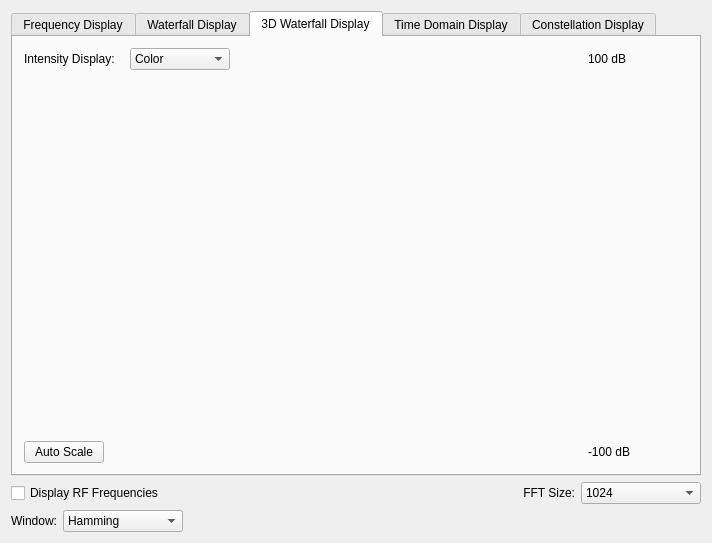
ZakyHermawan/gnuradio, file gr-qtgui/src/lib/spectrumdisplayform.ui: the form before one commit.
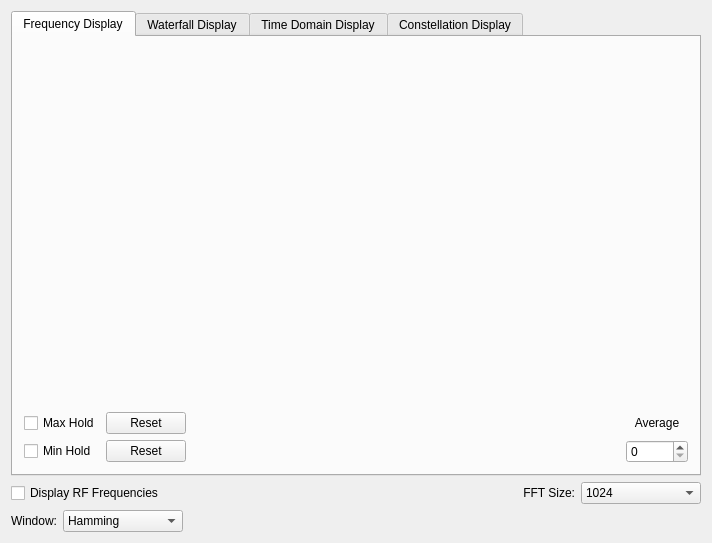
The form after the commit. The open tabs and pages were chosen to show the change. Custom widgets are drawn as their Qt base class.

Commit message: Removing Waterfall3DPlot. The qwt_plot3d is too much of a hassle to deal with and the plotting is not that stable even when it does work. This does not change the API.

Patch:
```diff
--- a/gr-qtgui/src/lib/spectrumdisplayform.ui
+++ b/gr-qtgui/src/lib/spectrumdisplayform.ui
@@ -467,190 +467,6 @@
        </item>
       </layout>
      </widget>
-     <widget class="QWidget" name="Waterfall3DPage">
-      <attribute name="title">
-       <string>3D Waterfall Display</string>
-      </attribute>
-      <layout class="QGridLayout" name="gridLayout_6">
-       <item row="0" column="0">
-        <widget class="QLabel" name="textLabel1_2">
-         <property name="minimumSize">
-          <size>
-           <width>0</width>
-           <height>0</height>
-          </size>
-         </property>
-         <property name="maximumSize">
-          <size>
-           <width>100</width>
-           <height>16777215</height>
-          </size>
-         </property>
-         <property name="text">
-          <string>Intensity Display:</string>
-         </property>
-         <property name="wordWrap">
-          <bool>false</bool>
-         </property>
-        </widget>
-       </item>
-       <item row="0" column="1">
-        <widget class="QComboBox" name="Waterfall3DIntensityComboBox">
-         <property name="maximumSize">
-          <size>
-           <width>100</width>
-           <height>16777215</height>
-          </size>
-         </property>
-         <item>
-          <property name="text">
-           <string>Color</string>
-          </property>
-         </item>
-         <item>
-          <property name="text">
-           <string>White Hot</string>
-          </property>
-         </item>
-         <item>
-          <property name="text">
-           <string>Black Hot</string>
-          </property>
-         </item>
-         <item>
-          <property name="text">
-           <string>Incandescent</string>
-          </property>
-         </item>
-         <item>
-          <property name="text">
-           <string>User Defined</string>
-          </property>
-         </item>
-        </widget>
-       </item>
-       <item row="0" column="2">
-        <widget class="QwtWheel" name="Waterfall3DMaximumIntensityWheel">
-         <property name="minimumSize">
-          <size>
-           <width>200</width>
-           <height>0</height>
-          </size>
-         </property>
-         <property name="mouseTracking">
-          <bool>true</bool>
-         </property>
-         <property name="focusPolicy">
-          <enum>Qt::WheelFocus</enum>
-         </property>
-         <property name="valid">
-          <bool>true</bool>
-         </property>
-         <property name="totalAngle">
-          <double>200.000000000000000</double>
-         </property>
-         <property name="viewAngle">
-          <double>20.000000000000000</double>
-         </property>
-         <property name="mass">
-          <double>0.000000000000000</double>
-         </property>
-        </widget>
-       </item>
-       <item row="0" column="3">
-        <widget class="QLabel" name="Waterfall3DMaximumIntensityLabel">
-         <property name="maximumSize">
-          <size>
-           <width>100</width>
-           <height>16777215</height>
-          </size>
-         </property>
-         <property name="text">
-          <string>100 dB</string>
-         </property>
-         <property name="wordWrap">
-          <bool>false</bool>
-         </property>
-        </widget>
-       </item>
-       <item row="1" column="0" colspan="4">
-        <widget class="QFrame" name="Waterfall3DPlotDisplayFrame">
-         <property name="frameShape">
-          <enum>QFrame::NoFrame</enum>
-         </property>
-         <property name="frameShadow">
-          <enum>QFrame::Plain</enum>
-         </property>
-        </widget>
-       </item>
-       <item row="2" column="0" colspan="2">
-        <widget class="QPushButton" name="Waterfall3DAutoScaleBtn">
-         <property name="minimumSize">
-          <size>
-           <width>0</width>
-           <height>0</height>
-          </size>
-         </property>
-         <property name="maximumSize">
-          <size>
-           <width>80</width>
-           <height>16777215</height>
-          </size>
-         </property>
-         <property name="sizeIncrement">
-          <size>
-           <width>0</width>
-           <height>0</height>
-          </size>
-         </property>
-         <property name="toolTip">
-          <string>Scales the Intensity to the current data extremes.</string>
-         </property>
-         <property name="text">
-          <string>Auto Scale</string>
-         </property>
-        </widget>
-       </item>
-       <item row="2" column="2">
-        <widget class="QwtWheel" name="Waterfall3DMinimumIntensityWheel">
-         <property name="minimumSize">
-          <size>
-           <width>200</width>
-           <height>0</height>
-          </size>
-         </property>
-         <property name="valid">
-          <bool>true</bool>
-         </property>
-         <property name="totalAngle">
-          <double>200.000000000000000</double>
-         </property>
-         <property name="viewAngle">
-          <double>20.000000000000000</double>
-         </property>
-         <property name="mass">
-          <double>0.000000000000000</double>
-         </property>
-        </widget>
-       </item>
-       <item row="2" column="3">
-        <widget class="QLabel" name="Waterfall3DMinimumIntensityLabel">
-         <property name="maximumSize">
-          <size>
-           <width>100</width>
-           <height>16777215</height>
-          </size>
-         </property>
-         <property name="text">
-          <string>-100 dB</string>
-         </property>
-         <property name="wordWrap">
-          <bool>false</bool>
-         </property>
-        </widget>
-       </item>
-      </layout>
-     </widget>
      <widget class="QWidget" name="TimeDomainPage">
       <attribute name="title">
        <string>Time Domain Display</string>
```
Left out of the diff: 33 changed lines with no effect on the pictures. The commit also changes 11 other files.
